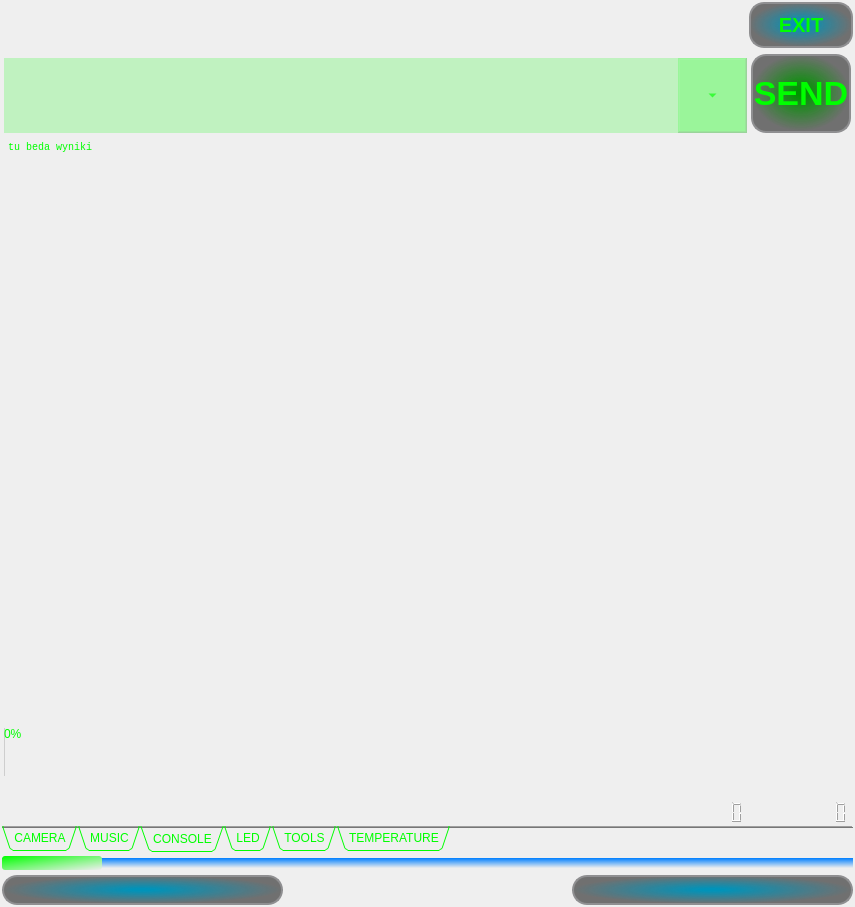
First picture: the form in iDom_Client/idom_client.ui, repository cyniu88/QT_kurs, before the edit.
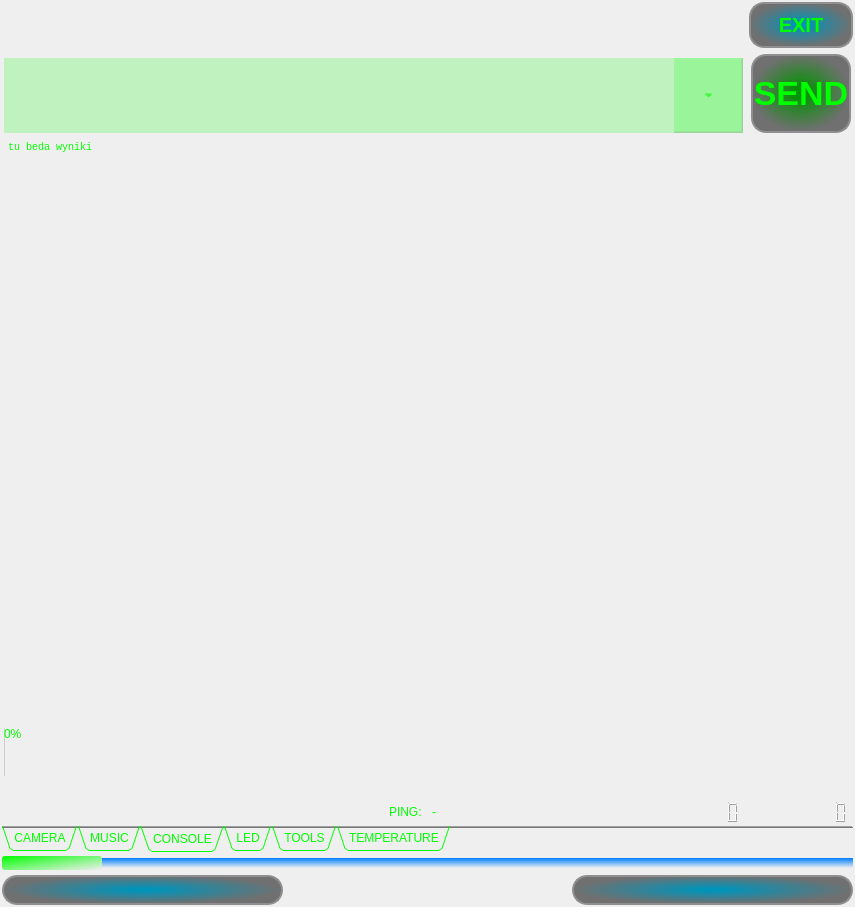
Second picture: the form after the edit. The open tabs and pages were chosen to show the change. Icons and pictures are not drawn.

Commit message: dodano licznik ping

What changed in the file:
```diff
--- a/iDom_Client/idom_client.ui
+++ b/iDom_Client/idom_client.ui
@@ -141,8 +141,8 @@
               <rect>
                <x>0</x>
                <y>0</y>
-               <width>815</width>
-               <height>689</height>
+               <width>807</width>
+               <height>663</height>
               </rect>
              </property>
              <layout class="QVBoxLayout" name="verticalLayout_6">
@@ -641,6 +641,134 @@
           <property name="sizeConstraint">
            <enum>QLayout::SetDefaultConstraint</enum>
           </property>
+          <item row="1" column="0" colspan="4">
+           <widget class="QComboBox" name="comboBox">
+            <property name="minimumSize">
+             <size>
+              <width>0</width>
+              <height>75</height>
+             </size>
+            </property>
+            <property name="layoutDirection">
+             <enum>Qt::LeftToRight</enum>
+            </property>
+            <property name="styleSheet">
+             <string notr="true">
+QComboBox {
+ 
+background-color: rgba(0, 255, 0, 50);
+ border: true;
+	border-color: rgb(0, 255, 0);
+	color: rgb(0, 255, 0);
+    font-family:  &quot;Franklin Gothic Medium&quot;;
+    font-size:  25px;
+}
+QComboBox::drop-down {
+     width:19px;
+   
+    margin-right:50px;
+   
+}
+QComboBox::down-arrow {
+   image: url(:/new/prefix1/files/down_arrow.png);
+}
+	</string>
+            </property>
+            <property name="editable">
+             <bool>true</bool>
+            </property>
+            <item>
+             <property name="text">
+              <string/>
+             </property>
+            </item>
+            <item>
+             <property name="text">
+              <string>RS232 send temperature_error:00;</string>
+             </property>
+            </item>
+            <item>
+             <property name="text">
+              <string>MPD list</string>
+             </property>
+            </item>
+            <item>
+             <property name="text">
+              <string>show log</string>
+             </property>
+            </item>
+            <item>
+             <property name="text">
+              <string>uptime</string>
+             </property>
+            </item>
+            <item>
+             <property name="text">
+              <string>show log no INFO</string>
+             </property>
+            </item>
+            <item>
+             <property name="text">
+              <string>sleep</string>
+             </property>
+            </item>
+            <item>
+             <property name="text">
+              <string>show thread all</string>
+             </property>
+            </item>
+            <item>
+             <property name="text">
+              <string>iDom text</string>
+             </property>
+            </item>
+            <item>
+             <property name="text">
+              <string>event temperature</string>
+             </property>
+            </item>
+            <item>
+             <property name="text">
+              <string>event RS232</string>
+             </property>
+            </item>
+           </widget>
+          </item>
+          <item row="5" column="3">
+           <widget class="QLCDNumber" name="lcdNumberActual">
+            <property name="minimumSize">
+             <size>
+              <width>0</width>
+              <height>0</height>
+             </size>
+            </property>
+            <property name="font">
+             <font>
+              <weight>75</weight>
+              <bold>true</bold>
+             </font>
+            </property>
+            <property name="layoutDirection">
+             <enum>Qt::RightToLeft</enum>
+            </property>
+            <property name="autoFillBackground">
+             <bool>false</bool>
+            </property>
+            <property name="styleSheet">
+             <string notr="true">color: rgb(0, 255, 0);
+border: none ;</string>
+            </property>
+            <property name="frameShape">
+             <enum>QFrame::Box</enum>
+            </property>
+            <property name="digitCount">
+             <number>9</number>
+            </property>
+            <property name="segmentStyle">
+             <enum>QLCDNumber::Outline</enum>
+            </property>
+           </widget>
+          </item>
           <item row="4" column="0">
            <spacer name="horizontalSpacer">
             <property name="orientation">
@@ -654,7 +782,7 @@
             </property>
            </spacer>
           </item>
-          <item row="5" column="2">
+          <item row="5" column="5">
            <widget class="QLCDNumber" name="lcdNumberAll">
             <property name="styleSheet">
              <string notr="true">color: rgb(255, 255, 0);
@@ -666,7 +794,7 @@
             </property>
            </widget>
           </item>
-          <item row="3" column="0" colspan="3">
+          <item row="3" column="0" colspan="6">
            <widget class="QProgressBar" name="progressBar">
             <property name="minimumSize">
              <size>
@@ -693,7 +821,7 @@
             </property>
            </widget>
           </item>
-          <item row="0" column="2" rowspan="2">
+          <item row="0" column="5" rowspan="2">
            <widget class="QPushButton" name="pushButton">
             <property name="sizePolicy">
              <sizepolicy hsizetype="Minimum" vsizetype="Ignored">
@@ -733,7 +861,7 @@
             </property>
            </widget>
           </item>
-          <item row="2" column="0" colspan="3">
+          <item row="2" column="0" colspan="6">
            <widget class="QTextEdit" name="txtAnswer">
             <property name="font">
              <font>
@@ -782,131 +910,28 @@
             </property>
            </widget>
           </item>
-          <item row="1" column="0" colspan="2">
-           <widget class="QComboBox" name="comboBox">
-            <property name="minimumSize">
-             <size>
-              <width>0</width>
-              <height>75</height>
-             </size>
-            </property>
-            <property name="layoutDirection">
-             <enum>Qt::LeftToRight</enum>
-            </property>
-            <property name="styleSheet">
-             <string notr="true">
-QComboBox {
- 
-background-color: rgba(0, 255, 0, 50);
- border: true;
-	border-color: rgb(0, 255, 0);
-	color: rgb(0, 255, 0);
-    font-family:  &quot;Franklin Gothic Medium&quot;;
-    font-size:  25px;
-}
-QComboBox::drop-down {
-     width:19px;
-   
-    margin-right:50px;
-   
-}
-QComboBox::down-arrow {
-   image: url(:/new/prefix1/files/down_arrow.png);
-}
-	</string>
-            </property>
-            <property name="editable">
-             <bool>true</bool>
-            </property>
-            <item>
-             <property name="text">
-              <string/>
-             </property>
-            </item>
-            <item>
-             <property name="text">
-              <string>RS232 send temperature_error:00;</string>
-             </property>
-            </item>
-            <item>
-             <property name="text">
-              <string>MPD list</string>
-             </property>
-            </item>
-            <item>
-             <property name="text">
-              <string>show log</string>
-             </property>
-            </item>
-            <item>
-             <property name="text">
-              <string>uptime</string>
-             </property>
-            </item>
-            <item>
-             <property name="text">
-              <string>show log no INFO</string>
-             </property>
-            </item>
-            <item>
-             <property name="text">
-              <string>sleep</string>
-             </property>
-            </item>
-            <item>
-             <property name="text">
-              <string>show thread all</string>
-             </property>
-            </item>
-            <item>
-             <property name="text">
-              <string>iDom text</string>
-             </property>
-            </item>
-            <item>
-             <property name="text">
-              <string>event temperature</string>
-             </property>
-            </item>
-            <item>
-             <property name="text">
-              <string>event RS232</string>
-             </property>
-            </item>
-           </widget>
-          </item>
           <item row="5" column="1">
-           <widget class="QLCDNumber" name="lcdNumberActual">
-            <property name="minimumSize">
-             <size>
-              <width>0</width>
-              <height>0</height>
-             </size>
+           <widget class="QLineEdit" name="pingName">
+            <property name="styleSheet">
+             <string notr="true">color: rgb(0, 255, 0);
+border: none ;</string>
             </property>
-            <property name="font">
-             <font>
-              <weight>75</weight>
-              <bold>true</bold>
-             </font>
+            <property name="text">
+             <string>PING:</string>
             </property>
-            <property name="layoutDirection">
-             <enum>Qt::RightToLeft</enum>
+            <property name="alignment">
+             <set>Qt::AlignRight|Qt::AlignTrailing|Qt::AlignVCenter</set>
             </property>
-            <property name="autoFillBackground">
-             <bool>false</bool>
-            </property>
+           </widget>
+          </item>
+          <item row="5" column="2">
+           <widget class="QLineEdit" name="ping">
             <property name="styleSheet">
              <string notr="true">color: rgb(0, 255, 0);
 border: none ;</string>
             </property>
-            <property name="frameShape">
-             <enum>QFrame::Box</enum>
-            </property>
-            <property name="digitCount">
-             <number>9</number>
-            </property>
-            <property name="segmentStyle">
-             <enum>QLCDNumber::Outline</enum>
+            <property name="text">
+             <string>-</string>
             </property>
            </widget>
           </item>
```
The commit also changes 5 other files.
